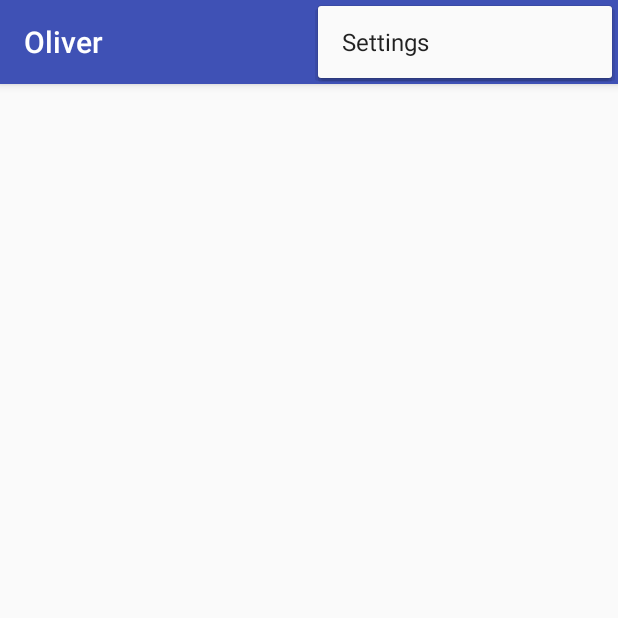
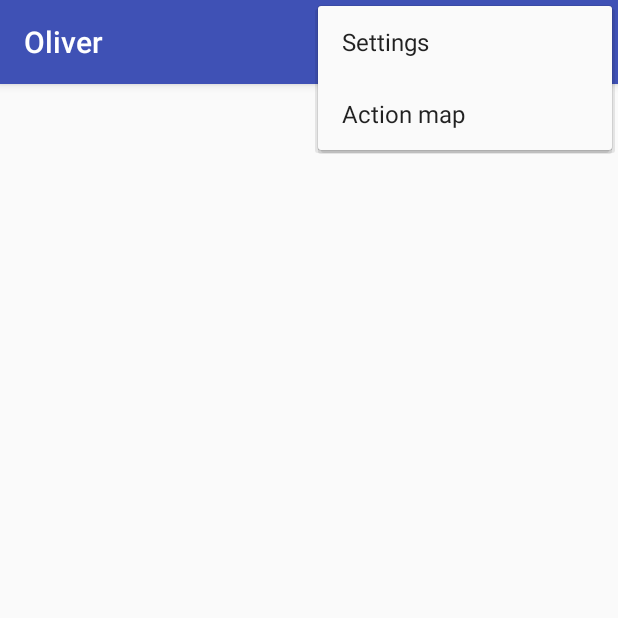
Before and after one commit to luks/oliver_android, an Android app: the screen it shows after launch (MainActivity), with the options menu open, on a phone screen of 412 x 824 dp, the top half of it. Run offline under Robolectric (Android 15) with nearby library versions, the phone set to English and light mode, and no system bars.

```diff
--- a/app/src/main/res/menu/menu_main.xml
+++ b/app/src/main/res/menu/menu_main.xml
@@ -7,4 +7,9 @@
         android:orderInCategory="100"
         android:title="Settings"
         app:showAsAction="never" />
+    <item
+        android:id="@+id/action_map"
+        android:orderInCategory="100"
+        android:title="Action map"
+        app:showAsAction="never" />
 </menu>
```
Also changed, not shown: app/src/main/java/lukapiske/oliver/ForecastFragment.java (+18 -1 lines).
